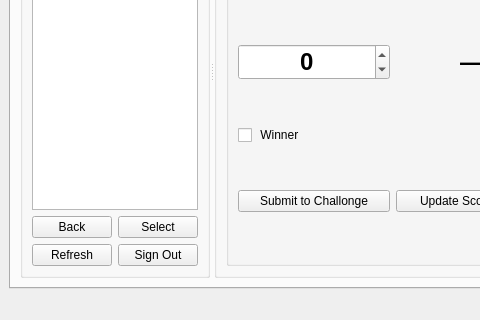
The window that elscontroller.ui (juliankim34/elstourneycontroller) describes before a commit, drawn with Qt 5; both pictures show x 0 to 480 and y 180 to 500 of the 750 by 500 pixel window.
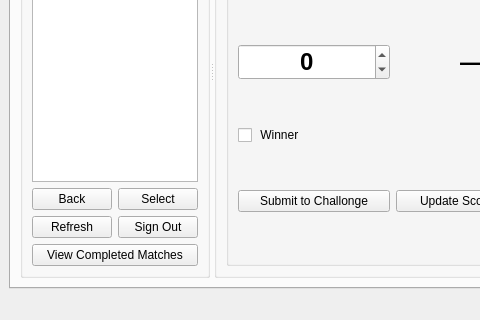
The same window after the commit. The open tabs and pages were chosen to show the change.

Commit message: Fixed possible method for erroneous score reporting on Challonge. Begin working on way to view/reopen/edit completed matches.

What changed in the file:
```diff
--- a/elscontroller.ui
+++ b/elscontroller.ui
@@ -427,6 +427,13 @@
               </item>
              </layout>
             </item>
+            <item>
+             <widget class="QPushButton" name="completedMatchesButton">
+              <property name="text">
+               <string>View Completed Matches</string>
+              </property>
+             </widget>
+            </item>
            </layout>
           </widget>
           <widget class="QGroupBox" name="matchGroupBox">
```
Left out of the diff: 130 changed lines with no effect on the pictures. The commit also changes 2 other files.
